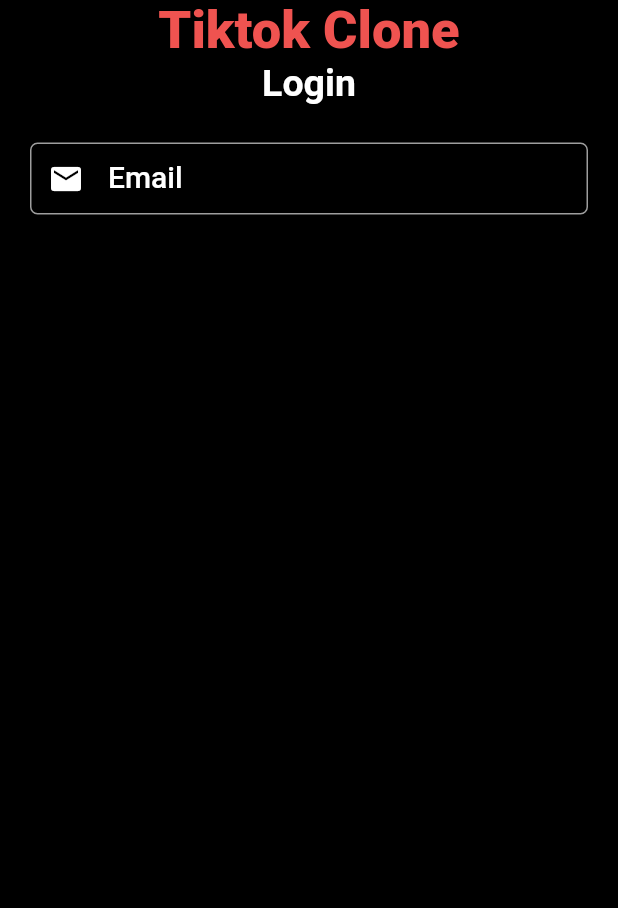
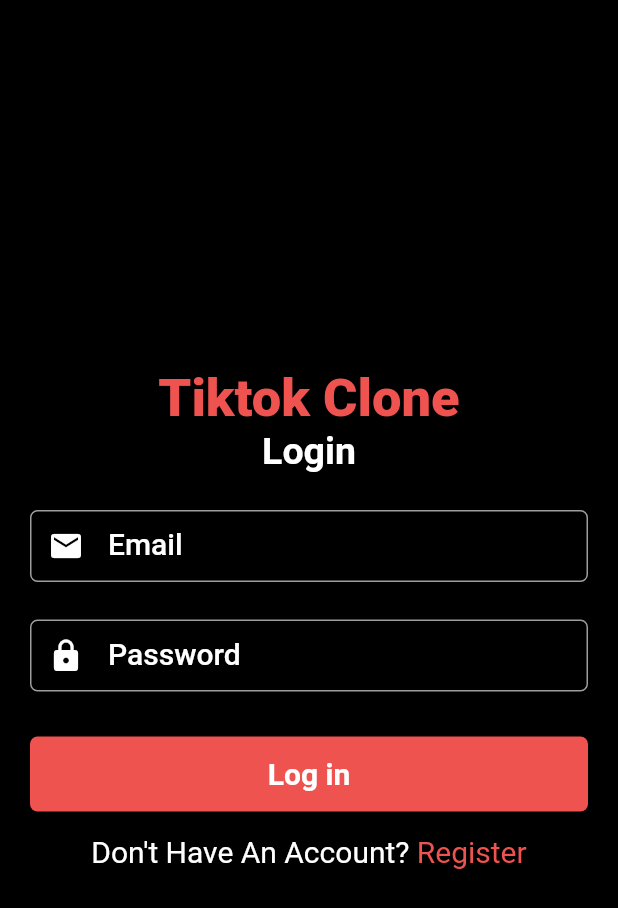
Before and after one commit to akashKarmakar02/tiktok_clone, a Flutter app: the screen it shows after launch, on a phone screen of 412 x 824 dp. Shown: the top 908 px of the screen. Run offline on Flutter 3.47's test engine with Material 2 defaults, Android fonts, the phone set to English and light mode, and no system bars.

Commit message:
Complete Login Screen

```diff
--- a/lib/views/screens/auth/login_screen.dart
+++ b/lib/views/screens/auth/login_screen.dart
@@ -5,6 +5,7 @@
 class LoginScreen extends StatelessWidget {
   LoginScreen({super.key});
   final TextEditingController _emailController = TextEditingController();
+  final TextEditingController _passwordController = TextEditingController();
 
   @override
   Widget build(BuildContext context) {
@@ -12,6 +13,7 @@
       body: Container(
         alignment: Alignment.center,
         child: Column(
+          mainAxisAlignment: MainAxisAlignment.center,
           children: [
             Text(
               "Tiktok Clone",
@@ -35,6 +37,59 @@
                 isObscure: false,
                 labelText: "Email",
               ),
+            ),
+            const SizedBox(height: 25),
+            Container(
+              width: MediaQuery.of(context).size.width,
+              padding: const EdgeInsets.symmetric(horizontal: 20),
+              child: TextInputField(
+                controller: _passwordController,
+                icon: Icons.lock,
+                isObscure: true,
+                labelText: "Password",
+              ),
+            ),
+            const SizedBox(height: 30),
+            Container(
+              width: MediaQuery.of(context).size.width - 40,
+              height: 50,
+              decoration: BoxDecoration(
+                color: buttonColor,
+                borderRadius: const BorderRadius.all(Radius.circular(5)),
+              ),
+              child: InkWell(
+                onTap: () {
+                  print('login user');
+                },
+                child: const Center(
+                  child: Text(
+                    "Log in",
+                    style: TextStyle(
+                      fontSize: 20,
+                      fontWeight: FontWeight.w700,
+                    ),
+                  ),
+                ),
+              ),
+            ),
+            const SizedBox(height: 15),
+            Row(
+              mainAxisAlignment: MainAxisAlignment.center,
+              children: [
+                const Text(
+                  "Don't Have An Account? ",
+                  style: TextStyle(fontSize: 20),
+                ),
+                InkWell(
+                  onTap: () {
+                    print("Navigating User");
+                  },
+                  child: Text(
+                    "Register",
+                    style: TextStyle(fontSize: 20, color: buttonColor),
+                  ),
+                ),
+              ],
             )
           ],
         ),
```
